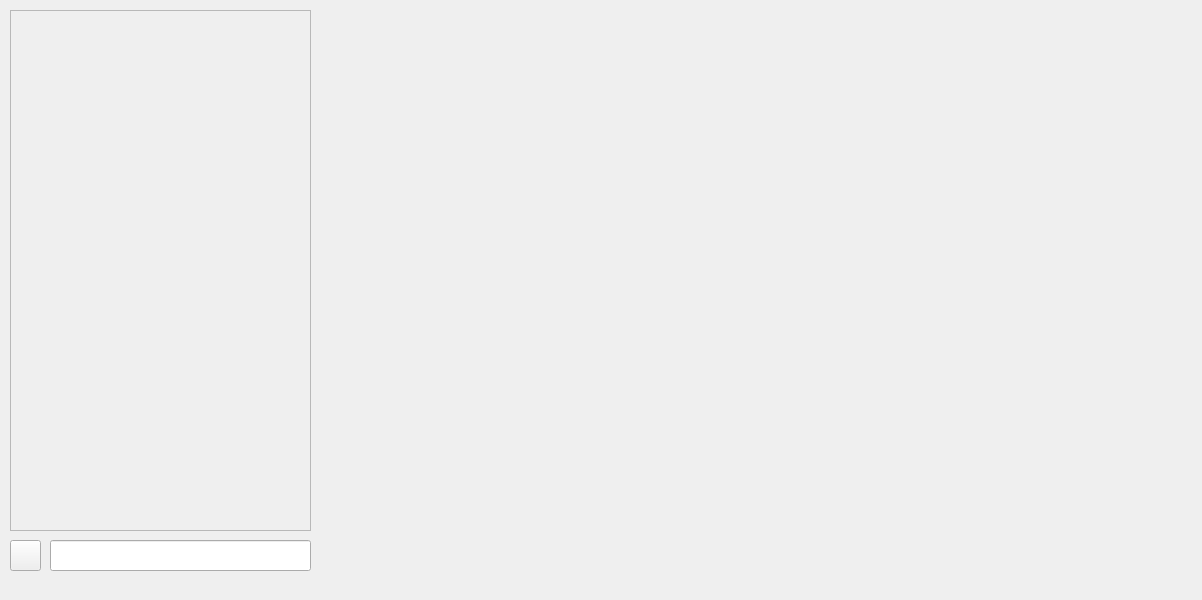
Above: ToDoList/mainwindow.ui from msmahdinejad/To-Do-List before the change. Below: the same form after it.
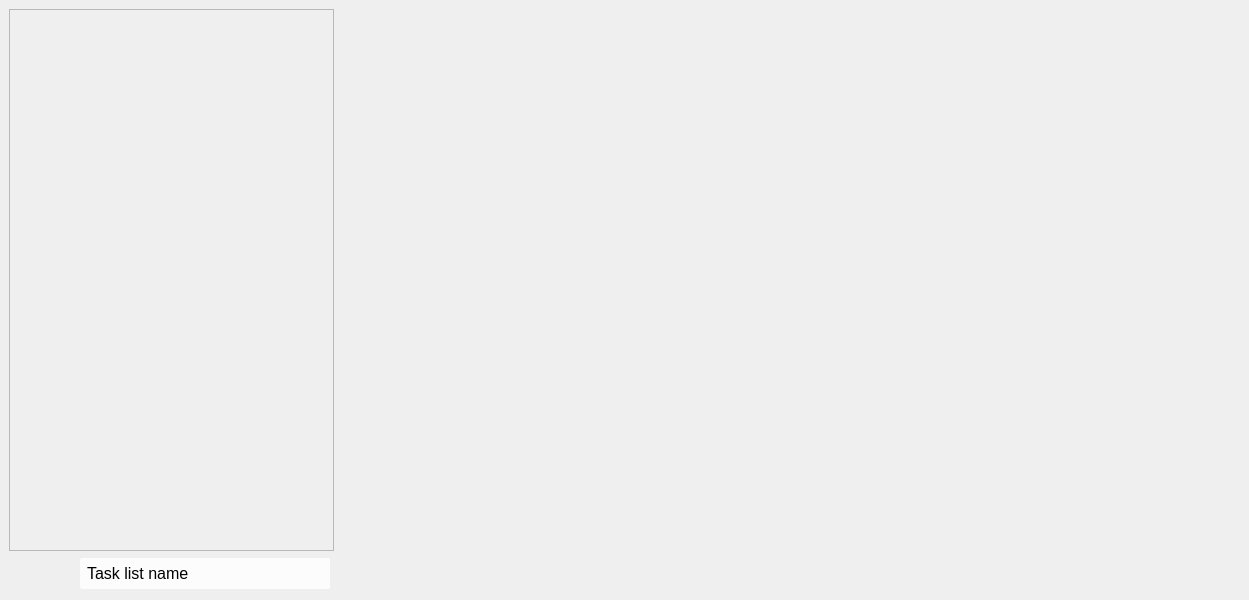
That is the form after the change. Icons and pictures are not drawn.

```diff
--- a/ToDoList/mainwindow.ui
+++ b/ToDoList/mainwindow.ui
@@ -14,14 +14,25 @@
    <string>MainWindow</string>
   </property>
   <widget class="QWidget" name="centralwidget">
+   <layout class="QHBoxLayout" name="horizontalLayout_2">
+    <item>
+     <layout class="QVBoxLayout" name="verticalLayout">
+      <property name="sizeConstraint">
+       <enum>QLayout::SetDefaultConstraint</enum>
+      </property>
+      <item>
    <widget class="QScrollArea" name="scrollArea">
-    <property name="geometry">
-     <rect>
-      <x>10</x>
-      <y>10</y>
-      <width>301</width>
-      <height>521</height>
-     </rect>
+        <property name="minimumSize">
+         <size>
+          <width>325</width>
+          <height>0</height>
+         </size>
+        </property>
+        <property name="maximumSize">
+         <size>
+          <width>300</width>
+          <height>16777215</height>
+         </size>
     </property>
     <property name="widgetResizable">
      <bool>true</bool>
@@ -31,47 +42,111 @@
       <rect>
        <x>0</x>
        <y>0</y>
-       <width>299</width>
-       <height>519</height>
+           <width>323</width>
+           <height>523</height>
       </rect>
      </property>
     </widget>
    </widget>
-   <widget class="QLineEdit" name="lineEdit">
-    <property name="geometry">
-     <rect>
-      <x>50</x>
-      <y>540</y>
-      <width>261</width>
-      <height>31</height>
-     </rect>
-    </property>
-   </widget>
+      </item>
+      <item>
+       <layout class="QHBoxLayout" name="horizontalLayout">
+        <property name="sizeConstraint">
+         <enum>QLayout::SetDefaultConstraint</enum>
+        </property>
+        <item>
    <widget class="QPushButton" name="pushButton_2">
-    <property name="geometry">
-     <rect>
-      <x>10</x>
-      <y>540</y>
-      <width>31</width>
-      <height>31</height>
-     </rect>
+          <property name="sizePolicy">
+           <sizepolicy hsizetype="Fixed" vsizetype="Fixed">
+            <horstretch>0</horstretch>
+            <verstretch>0</verstretch>
+           </sizepolicy>
+          </property>
+          <property name="styleSheet">
+           <string notr="true">QPushButton {
+    background-color:rgba(255, 255, 255, 0); /* Sets the background color */
+    color: white; /* Sets the text color */
+    border-radius: 2px; /* Rounds the corners */
+    padding: 9px; /* Adds padding */
+    font-size: 14px; /* Sets the font size */
+}
+
+QPushButton:hover {
+    background-color: rgba(255, 255, 255, 150); /* Changes background color on hover */
+}
+</string>
     </property>
     <property name="text">
      <string/>
     </property>
-   </widget>
+          <property name="icon">
+           <iconset resource="im.qrc">
+            <normaloff>:/images/plus.png</normaloff>:/images/plus.png</iconset>
+          </property>
+          <property name="iconSize">
+           <size>
+            <width>20</width>
+            <height>20</height>
+           </size>
+          </property>
+         </widget>
+        </item>
+        <item>
+         <widget class="QLineEdit" name="lineEdit">
+          <property name="minimumSize">
+           <size>
+            <width>250</width>
+            <height>0</height>
+           </size>
+          </property>
+          <property name="maximumSize">
+           <size>
+            <width>225</width>
+            <height>16777215</height>
+           </size>
+          </property>
+          <property name="styleSheet">
+           <string notr="true">QLineEdit {
+    background-color:rgba(255, 255, 255, 200); /* Sets the background color */
+    color: black; /* Sets the text color */
+    border-radius: 2px; /* Rounds the corners */
+    padding: 5px; /* Adds padding */
+    font-size: 16px; /* Sets the font size */
+}
+
+QLineEdit:hover {
+    background-color: rgba(255, 255, 255, 255); /* Changes background color on hover */
+}
+</string>
+          </property>
+          <property name="text">
+           <string>Task list name</string>
+          </property>
+         </widget>
+        </item>
+       </layout>
+      </item>
+     </layout>
+    </item>
+    <item>
    <widget class="QStackedWidget" name="stackedWidget">
-    <property name="geometry">
-     <rect>
-      <x>320</x>
-      <y>10</y>
-      <width>871</width>
-      <height>561</height>
-     </rect>
+      <property name="sizePolicy">
+       <sizepolicy hsizetype="Preferred" vsizetype="Preferred">
+        <horstretch>0</horstretch>
+        <verstretch>0</verstretch>
+       </sizepolicy>
+      </property>
+      <property name="minimumSize">
+       <size>
+        <width>900</width>
+        <height>0</height>
+       </size>
     </property>
     <widget class="QWidget" name="page"/>
     <widget class="QWidget" name="page_2"/>
    </widget>
+    </item>
+   </layout>
   </widget>
   <widget class="QMenuBar" name="menubar">
    <property name="geometry">
```
Left out of the diff: 8 changed lines with no effect on the pictures. Lines whose indentation alone changed are shown as unchanged.
